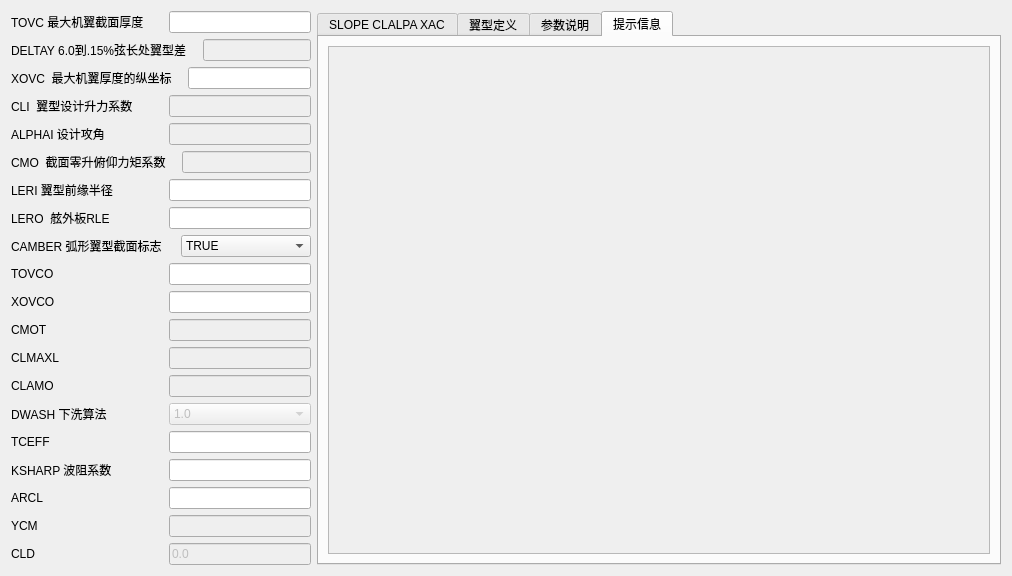
Old version of the form PyDatcomLab/GUIs/PlaneConfiguration/VTSCHR.ui in the repository darkspring2015/PyDatcomLab.
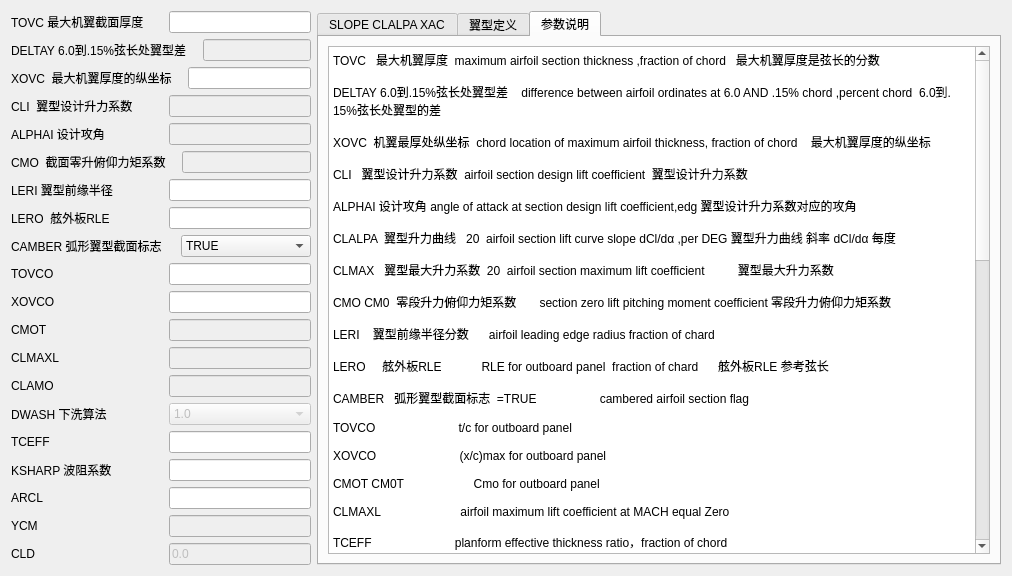
New version of the form. The open tabs and pages were chosen to show the change. Icons and pictures are not drawn.

Commit message: 删除了大量的窗体内部帮助信息，主要是图片。用来提升界面的可用性，帮助文件被统一移入到wiki系统之中

What changed in the file:
```diff
--- a/PyDatcomLab/GUIs/PlaneConfiguration/VTSCHR.ui
+++ b/PyDatcomLab/GUIs/PlaneConfiguration/VTSCHR.ui
@@ -1142,42 +1142,6 @@
        </item>
       </layout>
      </widget>
-     <widget class="QWidget" name="tab_tips">
-      <attribute name="title">
-       <string>提示信息</string>
-      </attribute>
-      <layout class="QHBoxLayout" name="horizontalLayout_2">
-       <item>
-        <widget class="QScrollArea" name="scrollArea">
-         <property name="widgetResizable">
-          <bool>true</bool>
-         </property>
-         <widget class="QWidget" name="scrollAreaWidgetContents">
-          <property name="geometry">
-           <rect>
-            <x>0</x>
-            <y>0</y>
-            <width>1310</width>
-            <height>895</height>
-           </rect>
-          </property>
-          <layout class="QHBoxLayout" name="horizontalLayout_29">
-           <item>
-            <widget class="QLabel" name="label_Pic">
-             <property name="text">
-              <string/>
-             </property>
-             <property name="pixmap">
-              <pixmap resource="card_rc.qrc">:/card/rc_card/ARCL.png</pixmap>
-             </property>
-            </widget>
-           </item>
-          </layout>
-         </widget>
-        </widget>
-       </item>
-      </layout>
-     </widget>
     </widget>
    </item>
   </layout>
```
Left out of the diff: 15 changed lines with no effect on the pictures. The commit also changes 56 other files.
